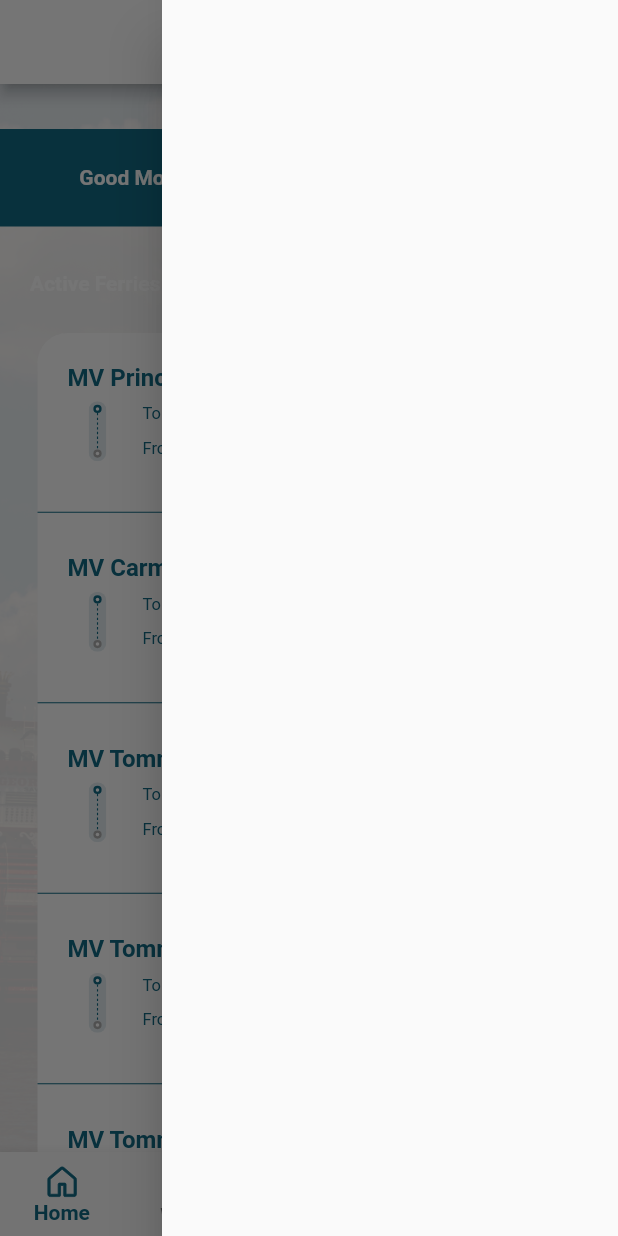
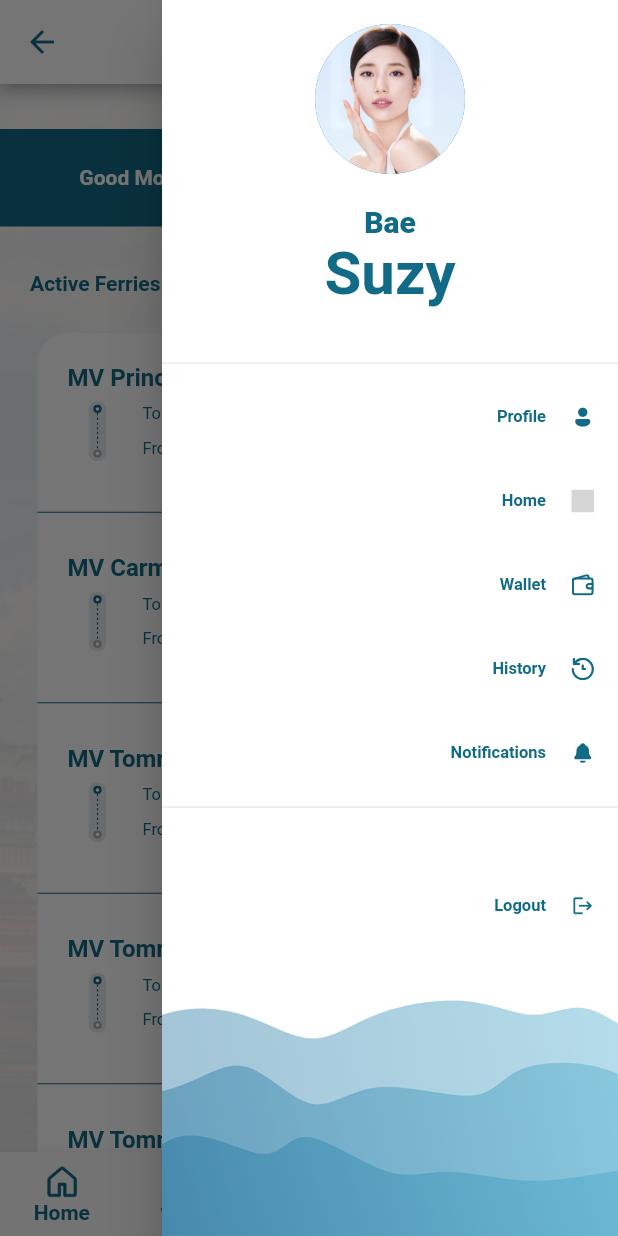
Before and after one commit to reynerbering/ferry_easy_v1_with_router, a Flutter app: the Dashboard screen opened directly, with the side drawer open, on a phone screen of 412 x 824 dp. Run offline on Flutter 3.47's test engine with Material 2 defaults, Android fonts, the phone set to English and light mode, and no system bars; our stand-ins replace equatable, firebase_auth, firebase_core, flutter_bloc, flutter_native_splash, flutter_svg; accounts and stored records are empty; grey boxes are pictures that could not be loaded.

```diff
--- a/lib/main.dart
+++ b/lib/main.dart
@@ -1,4 +1,5 @@
 import 'package:ferry_easy/route.dart';
+import 'package:ferry_easy/source/shared/app_colors.dart';
 import 'package:ferry_easy/src/authentication/data/auth_repository.dart';
 import 'package:ferry_easy/src/authentication/presentation/welcome_screen.dart';
 import 'package:firebase_core/firebase_core.dart';
--- a/lib/source/shared/styles.dart
+++ b/lib/source/shared/styles.dart
@@ -20,6 +20,9 @@ const TextStyle dashTextTitle = TextStyle(
   fontSize: 14,
   fontWeight: FontWeight.w600,
 );
+
+const TextStyle dashActiveFerries =
+    TextStyle(fontSize: 14, fontWeight: FontWeight.w600, color: kcPrimaryColor);
 const TextStyle dashFerryName = TextStyle(
   fontSize: 16,
   fontWeight: FontWeight.w700,
@@ -64,28 +67,42 @@ const TextStyle sidebarChoice = TextStyle(
 // Profile
 
 const TextStyle profileLNHeader = TextStyle(
-  fontSize: 16,
+  fontSize: 20,
   fontWeight: FontWeight.w800,
+  color: kcPrimaryColor,
 );
 const TextStyle profileFNHeader = TextStyle(
-  fontSize: 12,
+  fontSize: 40,
   fontWeight: FontWeight.w600,
+  color: kcPrimaryColor,
 );
 const TextStyle profileDetailsHeader = TextStyle(
   fontSize: 8,
   fontWeight: FontWeight.w600,
+  color: kcPrimaryColor,
 );
 const TextStyle profileCardTitle = TextStyle(
   fontSize: 12,
   fontWeight: FontWeight.w700,
+  color: kcPrimaryColor,
 );
 const TextStyle profileCardDetails = TextStyle(
   fontSize: 11,
   fontWeight: FontWeight.w700,
+  color: kcPrimaryColor,
 );
 const TextStyle profileCardInfo = TextStyle(
   fontSize: 11,
   fontWeight: FontWeight.w400,
+  color: kcPrimaryColor,
+);
+
+// Drawer
+
+const TextStyle drawerListTile = TextStyle(
+  fontSize: 11,
+  fontWeight: FontWeight.w600,
+  color: kcPrimaryColor,
 );
 
 // Wallet
@@ -93,10 +110,12 @@ const TextStyle profileCardInfo = TextStyle(
 const TextStyle walletHeaderTitle = TextStyle(
   fontSize: 12,
   fontWeight: FontWeight.w700,
+  color: kcPrimaryColor,
 );
 const TextStyle walletCurrencyText = TextStyle(
   fontSize: 12,
   fontWeight: FontWeight.w600,
+  color: kcPrimaryColor,
 );
 const TextStyle walletCashInText = TextStyle(
   fontSize: 10,
@@ -105,30 +124,38 @@ const TextStyle walletCashInText = TextStyle(
 const TextStyle walletCreditText = TextStyle(
   fontSize: 32,
   fontWeight: FontWeight.w600,
+  color: kcPrimaryColor,
+  letterSpacing: 2,
 );
 const TextStyle walletBalIndicator = TextStyle(
-  fontSize: 10,
+  fontSize: 13,
   fontWeight: FontWeight.w600,
+  color: kcPrimaryColor,
 );
 const TextStyle walletTicketTitle = TextStyle(
   fontSize: 12,
   fontWeight: FontWeight.w700,
+  color: kcPrimaryColor,
 );
 const TextStyle walletTicketCompany = TextStyle(
   fontSize: 16,
   fontWeight: FontWeight.w700,
+  color: kcPrimaryColor,
 );
 const TextStyle walletTicketSubtext = TextStyle(
   fontSize: 6,
   fontWeight: FontWeight.w500,
+  color: kcPrimaryColor,
 );
 const TextStyle walletTicketPriceText = TextStyle(
   fontSize: 16,
   fontWeight: FontWeight.w700,
+  color: kcPrimaryColor,
 );
 const TextStyle walletTicketQuantity = TextStyle(
   fontSize: 10,
   fontWeight: FontWeight.w700,
+  color: kcPrimaryColor,
 );
 
 // Transactions
--- a/lib/source/widgets/ferry_easy_app_bar.dart
+++ b/lib/source/widgets/ferry_easy_app_bar.dart
@@ -8,20 +8,23 @@ class FEAppBar extends StatelessWidget {
   final AssetImage? image;
   final String? logo;
   final void Function()? onTap;
+  final TabBar? tabBar;
 
-  const FEAppBar({
-    super.key,
+  const FEAppBar(
+      {super.key,
       required this.title,
       this.leading,
       this.trailing,
       this.image,
       this.logo,
       this.onTap,
-  });
+      this.tabBar});
 
   @override
   Widget build(BuildContext context) {
     return AppBar(
+      bottom: tabBar,
+      iconTheme: const IconThemeData(color: kcPrimaryColor),
       backgroundColor: Colors.white,
       title: Row(
         mainAxisAlignment: MainAxisAlignment.center,
--- /dev/null
+++ b/lib/source/widgets/ferry_easy_drawer.dart
@@ -0,0 +1,109 @@
+import 'package:ferry_easy/source/shared/app_colors.dart';
+import 'package:ferry_easy/source/shared/styles.dart';
+import 'package:ferry_easy/source/shared/ui_helpers.dart';
+import 'package:ferry_easy/source/widgets/ferry_easy_background_image.dart';
+import 'package:ferry_easy/source/widgets/ferry_easy_text.dart';
+import 'package:flutter_svg/svg.dart';
+
+class FEDrawer extends StatelessWidget {
+  const FEDrawer({super.key});
+
+  @override
+  Widget build(BuildContext context) {
+    return Drawer(
+      child: FEBackgroundWidget(
+        assetImage: const AssetImage('assets/images/splash-bg-image.png'),
+        bgChild: ListView(
+          children: [
+            SizedBox(
+              height: 250,
+              child: DrawerHeader(
+                  child: Column(
+                children: const [
+                  CircleAvatar(
+                    radius: 50,
+                    backgroundImage: AssetImage('assets/images/bae-suzy.jpg'),
+                  ),
+                  verticalSpaceRegular,
+                  Text(
+                    'Bae',
+                    style: profileLNHeader,
+                  ),
+                  Text(
+                    'Suzy',
+                    style: profileFNHeader,
+                  ),
+                ],
+              )),
+            ),
+            ListTile(
+              title: const FEText.drawerListTile('Profile ',
+                  textAlign: TextAlign.end),
+              trailing: SvgPicture.asset(
+                'assets/icons/profile.svg',
+                colorFilter:
+                    const ColorFilter.mode(kcPrimaryColor, BlendMode.srcIn),
+                height: 15,
+                width: 15,
+              ),
+            ),
+            ListTile(
+              title:
+                  const FEText.drawerListTile('Home', textAlign: TextAlign.end),
+              trailing: SvgPicture.asset(
+                'assets/icons/home-filled.svg',
+                colorFilter:
+                    const ColorFilter.mode(kcPrimaryColor, BlendMode.srcIn),
+                height: 15,
+                width: 15,
+              ),
+            ),
+            ListTile(
+              title: const FEText.drawerListTile('Wallet',
+                  textAlign: TextAlign.end),
+              trailing: SvgPicture.asset(
+                'assets/icons/wallet-outline.svg',
+                colorFilter:
+                    const ColorFilter.mode(kcPrimaryColor, BlendMode.srcIn),
+                height: 15,
+                width: 15,
+              ),
+            ),
+            ListTile(
+              title: const FEText.drawerListTile('History',
+                  textAlign: TextAlign.end),
+              trailing: SvgPicture.asset(
+                'assets/icons/history.svg',
+                colorFilter:
+                    const ColorFilter.mode(kcPrimaryColor, BlendMode.srcIn),
+                height: 15,
+                width: 15,
+              ),
+            ),
+            ListTile(
+              title: const FEText.drawerListTile('Notifications',
+                  textAlign: TextAlign.end),
+              trailing: SvgPicture.asset(
+                'assets/icons/notifications-filled.svg',
+                colorFilter:
+                    const ColorFilter.mode(kcPrimaryColor, BlendMode.srcIn),
+                height: 15,
+                width: 15,
+              ),
+            ),
+            const Divider(),
+            verticalSpaceMedium,
+            const ListTile(
+              title: FEText.drawerListTile('Logout', textAlign: TextAlign.end),
+              trailing: Icon(
+                Icons.logout,
+                color: kcPrimaryColor,
+                size: 15,
+              ),
+            ),
+          ],
+        ),
+      ),
+    );
+  }
+}
--- a/lib/source/widgets/ferry_easy_text.dart
+++ b/lib/source/widgets/ferry_easy_text.dart
@@ -7,127 +7,151 @@ export 'ferry_easy_text.dart';
 
 class FEText extends StatelessWidget {
   final String text;
+  final TextAlign? textAlign;
   final TextStyle style;
 
   //Onboarding
 
-  const FEText.onBoardingHead(this.text, {super.key}) : style = onboardingHead;
-  const FEText.onBoardingSub(this.text, {super.key}) : style = onboardingSub;
+  const FEText.onBoardingHead(this.text, {super.key, this.textAlign})
+      : style = onboardingHead;
+  const FEText.onBoardingSub(this.text, {super.key, this.textAlign})
+      : style = onboardingSub;
 
   //Dashboard
 
-  const FEText.dashTextTitle(this.text, {super.key}) : style = dashTextTitle;
-  const FEText.dashFerryName(this.text, {super.key}) : style = dashFerryName;
-  const FEText.dashDestination(this.text, {super.key})
+  const FEText.dashTextTitle(this.text, {super.key, this.textAlign})
+      : style = dashTextTitle;
+  const FEText.dashActiveFerries(this.text, {super.key, this.textAlign})
+      : style = dashActiveFerries;
+  const FEText.dashFerryName(this.text, {super.key, this.textAlign})
+      : style = dashFerryName;
+  const FEText.dashDestination(this.text, {super.key, this.textAlign})
       : style = dashDestination;
-  const FEText.dashEta(this.text, {super.key}) : style = dashEta;
-  const FEText.dashEtaTime(this.text, {super.key}) : style = dashEtaTime;
-  const FEText.dashCdTimer(this.text, {super.key}) : style = dashCdTimer;
+  const FEText.dashEta(this.text, {super.key, this.textAlign})
+      : style = dashEta;
+  const FEText.dashEtaTime(this.text, {super.key, this.textAlign})
+      : style = dashEtaTime;
+  const FEText.dashCdTimer(this.text, {super.key, this.textAlign})
+      : style = dashCdTimer;
 
   //Side Bar
-  const FEText.sidebarLNHeader(this.text, {super.key})
+  const FEText.sidebarLNHeader(this.text, {super.key, this.textAlign})
       : style = sidebarLNHeader;
-  const FEText.sidebarFNHeader(this.text, {super.key})
+  const FEText.sidebarFNHeader(this.text, {super.key, this.textAlign})
       : style = sidebarFNHeader;
-  const FEText.sidebarChoice(this.text, {super.key}) : style = sidebarChoice;
+  const FEText.sidebarChoice(this.text, {super.key, this.textAlign})
+      : style = sidebarChoice;
 
   //Profile
 
-  const FEText.profileLNHeader(this.text, {super.key})
+  const FEText.profileLNHeader(this.text, {super.key, this.textAlign})
       : style = profileLNHeader;
-  const FEText.profileFNHeader(this.text, {super.key})
+  const FEText.profileFNHeader(this.text, {super.key, this.textAlign})
       : style = profileFNHeader;
-  const FEText.profileDetailsHeader(this.text, {super.key})
+  const FEText.profileDetailsHeader(this.text, {super.key, this.textAlign})
       : style = profileDetailsHeader;
-  const FEText.profileCardTitle(this.text, {super.key})
+  const FEText.profileCardTitle(this.text, {super.key, this.textAlign})
       : style = profileCardTitle;
-  const FEText.profileCardDetails(this.text, {super.key})
+  const FEText.profileCardDetails(this.text, {super.key, this.textAlign})
       : style = profileCardDetails;
-  const FEText.profileCardInfo(this.text, {super.key})
+  const FEText.profileCardInfo(this.text, {super.key, this.textAlign})
       : style = profileCardInfo;
+
+  //Drawer
+  const FEText.drawerListTile(this.text, {super.key, this.textAlign})
+      : style = drawerListTile;
 
   //Wallet
 
-  const FEText.walletHeaderTitle(this.text, {super.key})
+  const FEText.walletHeaderTitle(this.text, {super.key, this.textAlign})
       : style = walletHeaderTitle;
-  const FEText.walletCurrencyText(this.text, {super.key})
+  const FEText.walletCurrencyText(this.text, {super.key, this.textAlign})
       : style = walletCurrencyText;
-  const FEText.walletCashInText(this.text, {super.key})
+  const FEText.walletCashInText(this.text, {super.key, this.textAlign})
       : style = walletCashInText;
-  const FEText.walletCreditText(this.text, {super.key})
+  const FEText.walletCreditText(this.text, {super.key, this.textAlign})
       : style = walletCreditText;
-  const FEText.walletBalIndicator(this.text, {super.key})
+  const FEText.walletBalIndicator(this.text, {super.key, this.textAlign})
       : style = walletBalIndicator;
-  const FEText.walletTicketTitle(this.text, {super.key})
+  const FEText.walletTicketTitle(this.text, {super.key, this.textAlign})
       : style = walletTicketTitle;
-  const FEText.walletTicketCompany(this.text, {super.key})
+  const FEText.walletTicketCompany(this.text, {super.key, this.textAlign})
       : style = walletTicketCompany;
-  const FEText.walletTicketSubtext(this.text, {super.key})
+  const FEText.walletTicketSubtext(this.text, {super.key, this.textAlign})
       : style = walletTicketSubtext;
-  const FEText.walletTicketPriceText(this.text, {super.key})
+  const FEText.walletTicketPriceText(this.text, {super.key, this.textAlign})
       : style = walletTicketPriceText;
-  const FEText.walletTicketQuantity(this.text, {super.key})
+  const FEText.walletTicketQuantity(this.text, {super.key, this.textAlign})
       : style = walletTicketQuantity;
 
   //Transactions
 
-  const FEText.transacHeaderTitle(this.text, {super.key})
+  const FEText.transacHeaderTitle(this.text, {super.key, this.textAlign})
       : style = transacHeaderTitle;
-  const FEText.transacSubTitle(this.text, {super.key})
+  const FEText.transacSubTitle(this.text, {super.key, this.textAlign})
       : style = transacSubTitle;
-  const FEText.transacTileText(this.text, {super.key})
+  const FEText.transacTileText(this.text, {super.key, this.textAlign})
       : style = transacTileText;
 
   //Buy Ticket
-  const FEText.buyCurrencyText(this.text, {super.key})
+  const FEText.buyCurrencyText(this.text, {super.key, this.textAlign})
       : style = buyCurrencyText;
-  const FEText.buyCashInText(this.text, {super.key}) : style = buyCashInText;
-  const FEText.buyCreditText(this.text, {super.key}) : style = buyCreditText;
-  const FEText.buyBalIndicator(this.text, {super.key})
+  const FEText.buyCashInText(this.text, {super.key, this.textAlign})
+      : style = buyCashInText;
+  const FEText.buyCreditText(this.text, {super.key, this.textAlign})
+      : style = buyCreditText;
+  const FEText.buyBalIndicator(this.text, {super.key, this.textAlign})
       : style = buyBalIndicator;
-  const FEText.buyTicketTitle(this.text, {super.key}) : style = buyTicketTitle;
-  const FEText.buyTicketCompany(this.text, {super.key})
+  const FEText.buyTicketTitle(this.text, {super.key, this.textAlign})
+      : style = buyTicketTitle;
+  const FEText.buyTicketCompany(this.text, {super.key, this.textAlign})
       : style = buyTicketCompany;
-  const FEText.buyTicketSubtext(this.text, {super.key})
+  const FEText.buyTicketSubtext(this.text, {super.key, this.textAlign})
       : style = buyTicketSubtext;
-  const FEText.buyTicketPriceText(this.text, {super.key})
+  const FEText.buyTicketPriceText(this.text, {super.key, this.textAlign})
       : style = buyTicketPriceText;
-  const FEText.buyTicketQuantity(this.text, {super.key})
+  const FEText.buyTicketQuantity(this.text, {super.key, this.textAlign})
       : style = buyTicketQuantity;
 
   // Use Ticket
 
-  const FEText.useTitleHeader(this.text, {super.key}) : style = useTitleHeader;
-  const FEText.useTitleSubtext(this.text, {super.key})
+  const FEText.useTitleHeader(this.text, {super.key, this.textAlign})
+      : style = useTitleHeader;
+  const FEText.useTitleSubtext(this.text, {super.key, this.textAlign})
       : style = useTitleSubtext;
-  const FEText.useTicketCompany(this.text, {super.key})
+  const FEText.useTicketCompany(this.text, {super.key, this.textAlign})
       : style = useTicketCompany;
-  const FEText.useTicketSubtext(this.text, {super.key})
+  const FEText.useTicketSubtext(this.text, {super.key, this.textAlign})
       : style = useTicketSubtext;
-  const FEText.useTotalPrice(this.text, {super.key}) : style = useTotalPrice;
-  const FEText.useExplodedPrice(this.text, {super.key})
+  const FEText.useTotalPrice(this.text, {super.key, this.textAlign})
+      : style = useTotalPrice;
+  const FEText.useExplodedPrice(this.text, {super.key, this.textAlign})
       : style = useExplodedPrice;
 
   // Ticket History
 
-  const FEText.historyTitle(this.text, {super.key}) : style = historyTitle;
-  const FEText.historyPassTicket(this.text, {super.key})
+  const FEText.historyTitle(this.text, {super.key, this.textAlign})
+      : style = historyTitle;
+  const FEText.historyPassTicket(this.text, {super.key, this.textAlign})
       : style = historyPassTicket;
-  const FEText.historyTicketLoc(this.text, {super.key})
+  const FEText.historyTicketLoc(this.text, {super.key, this.textAlign})
       : style = historyTicketLoc;
-  const FEText.historyTicketPrice(this.text, {super.key})
+  const FEText.historyTicketPrice(this.text, {super.key, this.textAlign})
       : style = historyTicketPrice;
-  const FEText.historyTicketType(this.text, {super.key})
+  const FEText.historyTicketType(this.text, {super.key, this.textAlign})
       : style = historyTicketType;
 
   // Notifications
 
-  const FEText.notifHeader(this.text, {super.key}) : style = notifHeader;
-  const FEText.notifSubtext(this.text, {super.key}) : style = notifSubtext;
+  const FEText.notifHeader(this.text, {super.key, this.textAlign})
+      : style = notifHeader;
+  const FEText.notifSubtext(this.text, {super.key, this.textAlign})
+      : style = notifSubtext;
 
   // body
 
-  FEText.body(this.text, {super.key, Color color = kcPrimaryColor})
+  FEText.body(this.text,
+      {super.key, this.textAlign, Color color = kcPrimaryColor})
       : style = bodyStyle.copyWith(color: color);
 
   @override
@@ -135,6 +159,7 @@ class FEText extends StatelessWidget {
     return Text(
       text,
       style: style,
+      textAlign: textAlign,
     );
   }
 }
--- a/lib/src/authentication/presentation/create_account.dart
+++ b/lib/src/authentication/presentation/create_account.dart
@@ -76,8 +76,8 @@ class CreateAccount extends StatelessWidget {
                       builder: (BuildContext context) {
                         return FEAlertBox(
                           message: 'Registered Sucessfully!',
-                          onTap: () =>
-                              Navigator.popAndPushNamed(context, Dashboard.id),
+                          onTap: () => Navigator.pushReplacementNamed(
+                              context, Dashboard.id),
                         );
                         // ! Sample confirmation box call
                         // return FEConfirmationBox(
--- a/lib/src/authentication/presentation/forgot_password.dart
+++ b/lib/src/authentication/presentation/forgot_password.dart
@@ -51,7 +51,8 @@ class ForgotPassword extends StatelessWidget {
                 verticalSpaceLarge,
                 FEButton(
                   title: 'Dashboard',
-                  onTap: () => Navigator.of(context).pushNamed(Dashboard.id),
+                  onTap: () =>
+                      Navigator.of(context).pushReplacementNamed(Dashboard.id),
                 )
               ],
             ),
--- a/lib/src/dashboard/dashboard.dart
+++ b/lib/src/dashboard/dashboard.dart
@@ -8,6 +8,7 @@ import 'package:ferry_easy/src/dashboard/wallet.dart';
 import 'package:flutter_svg/svg.dart';
 
 import '../../source/widgets/ferry_easy_app_bar.dart';
+import '../../source/widgets/ferry_easy_drawer.dart';
 import 'home.dart';
 
 class Dashboard extends StatefulWidget {
@@ -38,15 +39,38 @@ class _DashboardState extends State<Dashboard> {
 
   @override
   Widget build(BuildContext context) {
-    return Scaffold(
+    return DefaultTabController(
+      length: 2,
+      initialIndex: 0,
+      child: Scaffold(
         extendBody: true,
         floatingActionButtonLocation: FloatingActionButtonLocation.centerDocked,
         appBar: PreferredSize(
-          preferredSize: const Size.fromHeight(kToolbarHeight),
-          child: FEAppBar(title: _pageDetails[_selectedPageIndex]['title'])),
+          preferredSize: _selectedPageIndex == 1
+              ? const Size.fromHeight(100)
+              : const Size.fromHeight(kToolbarHeight),
+          child: FEAppBar(
+            title: _pageDetails[_selectedPageIndex]['title'],
+            tabBar: _selectedPageIndex == 1
+                ? const TabBar(
+                    indicatorWeight: 5,
+                    indicatorColor: kcLightGrayColor,
+                    tabs: [
+                      Padding(
+                        padding: EdgeInsets.all(10.0),
+                        child: FEText.walletHeaderTitle('Wallet'),
+                      ),
+                      Padding(
+                        padding: EdgeInsets.all(10.0),
+                        child: FEText.walletHeaderTitle('Transactions'),
+                      ),
+                    ],
+                  )
+                : null,
+          ),
+        ),
         body: _pageDetails[_selectedPageIndex]['pageName'],
-      // ! IMPLEMENT DRAWER UI
-      endDrawer: const Drawer(),
+        endDrawer: const FEDrawer(),
         bottomNavigationBar: BottomAppBar(
           elevation: 0,
           child: BottomNavigationBar(
@@ -114,6 +138,7 @@ class _DashboardState extends State<Dashboard> {
           ),
         ),
         floatingActionButton: const FECustomFAB(),
+      ),
     );
   }
 }
--- a/lib/src/dashboard/home.dart
+++ b/lib/src/dashboard/home.dart
@@ -13,9 +13,9 @@ class Home extends StatelessWidget {
   @override
   Widget build(BuildContext context) {
     return FEBackgroundWidget(
-      opacity: 0.1,
-      assetImage: const AssetImage('assets/images/ferryboat.jpg'),
+      assetImage: const AssetImage('assets/images/dashboard.png'),
       bgChild: Scaffold(
+        backgroundColor: Colors.transparent,
         extendBody: true,
         floatingActionButtonLocation: FloatingActionButtonLocation.centerDocked,
         body: SingleChildScrollView(
@@ -29,7 +29,7 @@ class Home extends StatelessWidget {
               Row(
                 children: const [
                   horizontalSpaceRegular,
-                  FEText.dashTextTitle('Active Ferries'),
+                  FEText.dashActiveFerries('Active Ferries'),
                 ],
               ),
               Container(
```
Also changed, not shown: lib/source/constants/constants.dart (deleted, +0 -20 lines), lib/source/widgets/ferry_easy_regular_ticket.dart (added, +119 -0 lines), lib/source/widgets/ferry_easy_special_ticket.dart (added, +118 -0 lines), lib/source/widgets/ferry_easy_wallet_load.dart (added, +65 -0 lines), lib/src/dashboard/history.dart (+1 -6 lines), lib/src/dashboard/wallet.dart (+60 -6 lines). Lines whose indentation alone changed are shown as unchanged.
